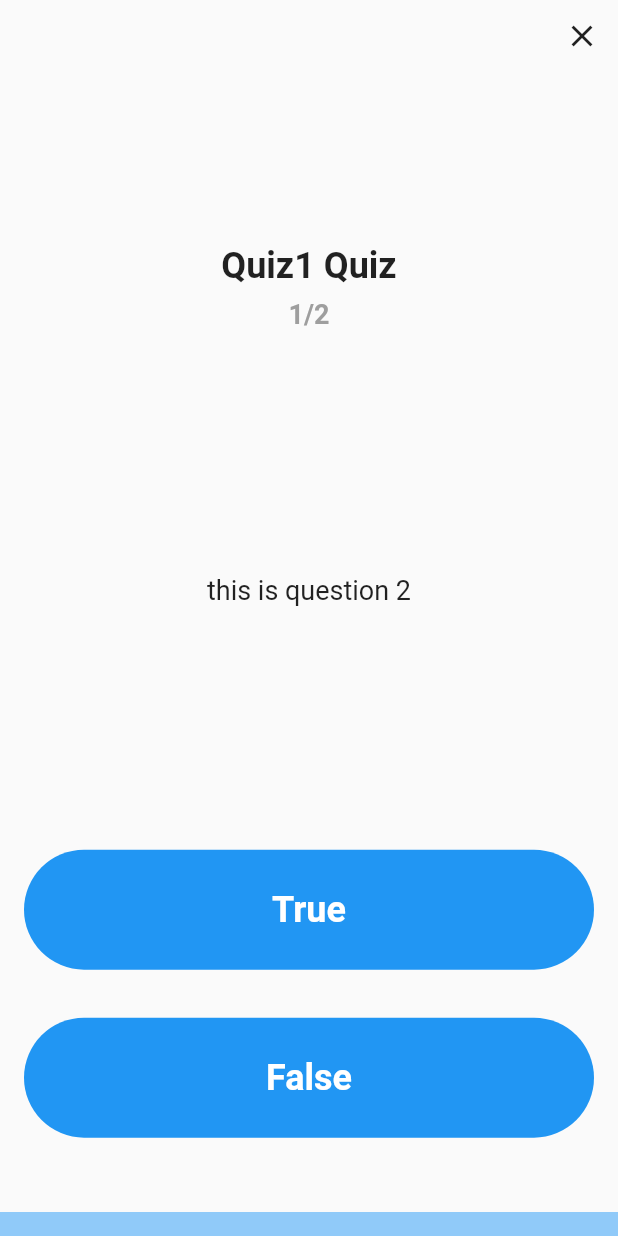
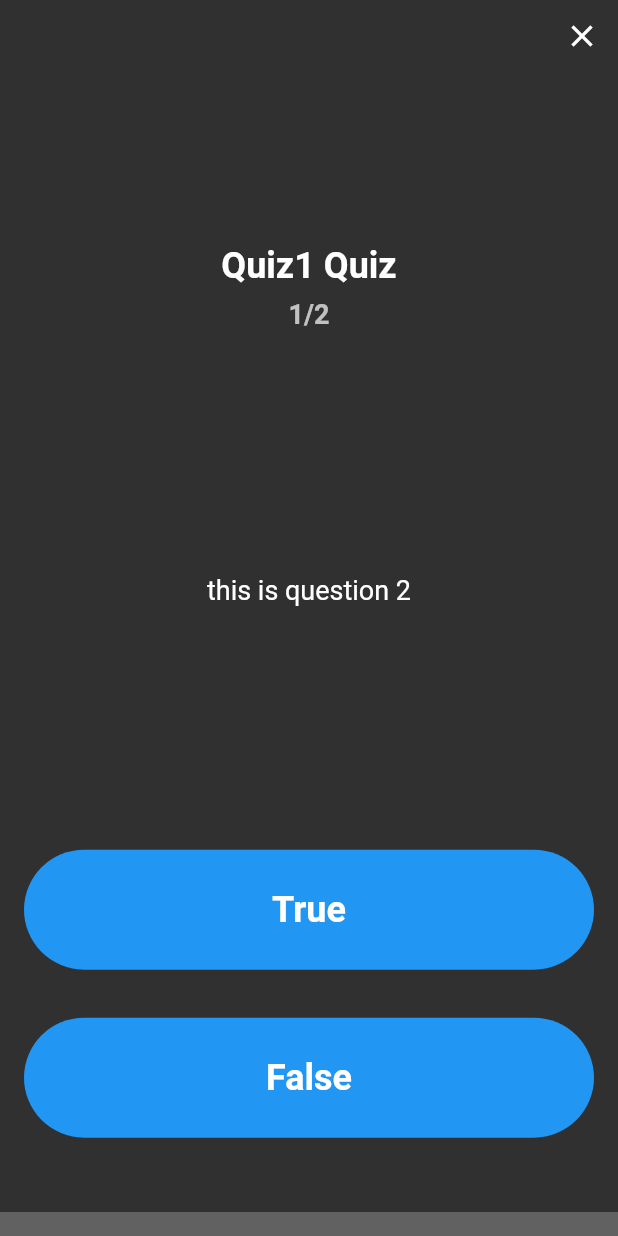
Before and after one commit to Davenchy/bool_quizzes, a Flutter app: the screen it shows after launch, after a tap on "Quiz1", on a phone screen of 412 x 824 dp. Run offline on Flutter 3.47's test engine with Material 2 defaults, Android fonts, the phone set to English and light mode, and no system bars; our stand-ins replace shared_preferences.

Commit message:
- update app launcher label - update app launcher icon - update app theme - fix quiz view progress indicator animation

```diff
--- a/lib/components/custom_button.dart
+++ b/lib/components/custom_button.dart
@@ -3,7 +3,7 @@ import 'package:flutter/material.dart';
 class CustomButton extends StatelessWidget {
   const CustomButton({
     Key? key,
-    this.color = Colors.blue,
+    this.color,
     this.textColor = Colors.white,
     required this.label,
     required this.onPressed,
@@ -11,7 +11,7 @@ class CustomButton extends StatelessWidget {
     this.radius,
   }) : super(key: key);
 
-  final Color color;
+  final Color? color;
   final Color textColor;
   final String label;
   final VoidCallback onPressed;
@@ -26,7 +26,7 @@ class CustomButton extends StatelessWidget {
         height: height ?? 80,
         width: double.infinity,
         decoration: BoxDecoration(
-          color: color,
+          color: color ?? Theme.of(context).primaryColor,
           borderRadius: BorderRadius.circular(
             radius ?? MediaQuery.of(context).size.width / 2,
           ),
--- a/lib/main.dart
+++ b/lib/main.dart
@@ -8,8 +8,8 @@ void main() {
   SystemChrome.setSystemUIOverlayStyle(
     const SystemUiOverlayStyle(
       statusBarColor: Colors.transparent,
-      statusBarIconBrightness: Brightness.dark,
-      statusBarBrightness: Brightness.dark,
+      statusBarIconBrightness: Brightness.light,
+      statusBarBrightness: Brightness.light,
     ),
   );
   runApp(const AppRoot());
--- a/lib/src/app.dart
+++ b/lib/src/app.dart
@@ -13,6 +13,9 @@ class AppRoot extends StatelessWidget {
   Widget build(BuildContext context) {
     return MaterialApp(
       debugShowCheckedModeBanner: false,
+      theme: ThemeData.dark().copyWith(
+        primaryColor: Colors.blue,
+      ),
       onGenerateRoute: (settings) {
         switch (settings.name) {
           case '/':
--- a/lib/views/quiz_view.dart
+++ b/lib/views/quiz_view.dart
@@ -86,7 +86,7 @@ class _QuizViewState extends State<QuizView>
                   style: const TextStyle(
                     fontSize: 18,
                     fontWeight: FontWeight.bold,
-                    color: Colors.grey,
+                    color: Colors.white70,
                   ),
                 ),
               ],
@@ -153,6 +153,10 @@ class _QuizViewState extends State<QuizView>
       setState(() => currentQuestionIndex++);
     }
 
-    controller.animateTo(currentQuestionIndex / questionsLength);
+    controller.animateTo(
+      currentQuestionIndex / questionsLength,
+      duration: const Duration(milliseconds: 500),
+      curve: Curves.easeInOut,
+    );
   }
 }
```
Also changed, not shown: lib/views/results_view.dart (+3 -4 lines), pubspec.yaml (+5 -5 lines), assets/quizzes.png (added), pubspec.lock, 6 other files.
